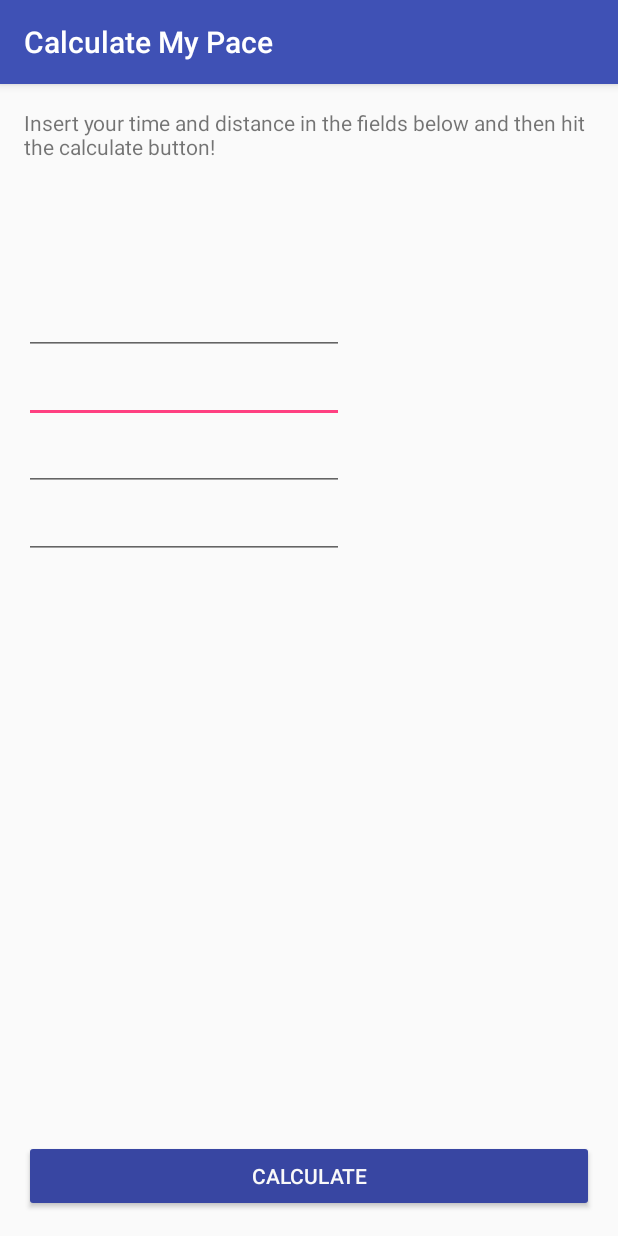
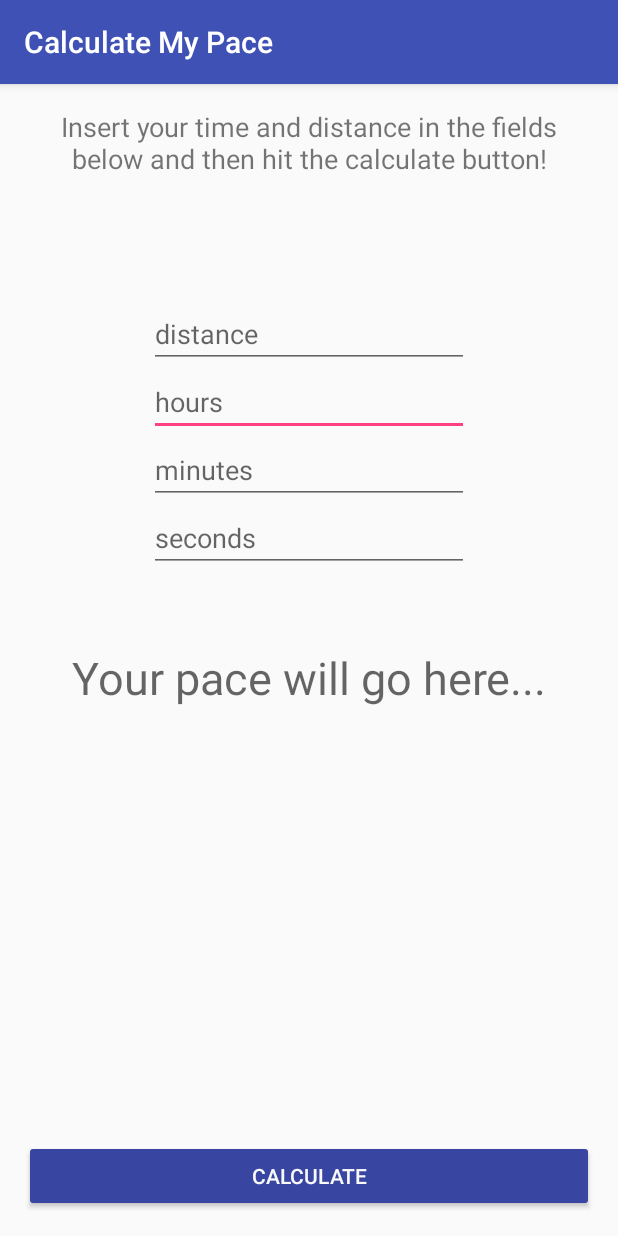
Before and after one commit to daviddalton/calculate-my-pace, an Android app: the screen it shows after launch (MainActivity), after a tap on "CALCULATE", on a phone screen of 412 x 824 dp. Run offline under Robolectric (Android 15) with nearby library versions, the phone set to English and light mode, and no system bars; 1 statement that could not run was skipped.

Commit message:
main activity

```diff
--- a/app/src/main/java/com/example/david/calculate_my_pace/MainActivity.java
+++ b/app/src/main/java/com/example/david/calculate_my_pace/MainActivity.java
@@ -2,14 +2,19 @@ package com.example.david.calculate_my_pace;
 
 import android.support.v7.app.AppCompatActivity;
 import android.os.Bundle;
+import android.text.format.DateUtils;
 import android.view.View;
 import android.widget.Button;
 import android.widget.EditText;
+import android.widget.TextView;
 
 public class MainActivity extends AppCompatActivity {
 
     EditText editMinutes;
     EditText editHours;
+    EditText editSeconds;
+    EditText editDistance;
+    TextView textPace;
 
     @Override
     protected void onCreate(Bundle savedInstanceState) {
@@ -17,19 +22,53 @@ public class MainActivity extends AppCompatActivity {
         setContentView(R.layout.activity_main);
         editMinutes = (EditText) findViewById(R.id.minutes);
         editHours = (EditText) findViewById(R.id.hours);
+        editSeconds = (EditText) findViewById(R.id.seconds);
+        editDistance = (EditText) findViewById(R.id.distance);
+        textPace = (TextView) findViewById(R.id.pace);
 
         Button button = (Button) findViewById(R.id.calculate_button);
         button.setOnClickListener(new View.OnClickListener() {
             @Override
             public void onClick(View view) {
-                calculate((Button) view);
+                calculate();
             }
 
         });
     }
 
-    public void calculate(Button button) {
-        editHours.setText(editMinutes.getText().toString());
+    public void calculate() {
+
+        int hours = 0;
+        int minutes = 0;
+        int seconds = 0;
+        int distance = 0;
+
+        if (!editSeconds.getText().toString().equals("")) {
+            seconds = Integer.parseInt(editSeconds.getText().toString());
+        }
+        if (!editHours.getText().toString().equals("")) {
+            hours = hoursToSeconds();
+        }
+        if (!editMinutes.getText().toString().equals("")) {
+            minutes = minutesToSeconds();
+        }
+        if (!editDistance.getText().toString().equals("")) {
+            distance = Integer.parseInt(editDistance.getText().toString());
+        }
+
+        int totalSeconds = hours + minutes + seconds;
+        int pace = totalSeconds / distance;
+        textPace.setText(DateUtils.formatElapsedTime(pace));
+    }
+
+    private int minutesToSeconds() {
+        int minutes = Integer.parseInt(editMinutes.getText().toString());
+        return minutes * 60;
+    }
+
+    private int hoursToSeconds() {
+        int hours = Integer.parseInt(editHours.getText().toString());
+        return hours * 3600;
     }
 
 }
--- a/app/src/main/res/layout/activity_main.xml
+++ b/app/src/main/res/layout/activity_main.xml
@@ -13,7 +13,9 @@
         android:layout_width="wrap_content"
         android:layout_height="wrap_content"
         android:text="Insert your time and distance in the fields below and then hit the calculate button!"
-        android:id="@+id/textView" />
+        android:id="@+id/textView"
+        android:textAlignment="center"
+        android:textSize="18dp" />
 
     <Button
         android:layout_width="wrap_content"
@@ -29,30 +31,33 @@
     <EditText
         android:layout_width="wrap_content"
         android:layout_height="wrap_content"
-        android:inputType="time"
+        android:inputType="number"
         android:ems="10"
         android:id="@+id/hours"
         android:layout_below="@+id/distance"
-        android:layout_alignStart="@+id/distance" />  <!-- This is the Hours -->
+        android:layout_alignStart="@+id/distance"
+        android:hint="hours"/>  <!-- This is the Hours -->
 
     <EditText
         android:layout_width="wrap_content"
         android:layout_height="wrap_content"
-        android:inputType="time"
+        android:inputType="number"
         android:ems="10"
         android:id="@+id/minutes"
         android:labelFor="@string/minutes"
         android:layout_below="@+id/hours"
-        android:layout_alignStart="@+id/hours" />  <!-- This is the minutes -->
+        android:layout_alignStart="@+id/hours"
+        android:hint="minutes"/>  <!-- This is the minutes -->
 
     <EditText
         android:layout_width="wrap_content"
         android:layout_height="wrap_content"
-        android:inputType="time"
+        android:inputType="number"
         android:ems="10"
         android:id="@+id/seconds"
         android:layout_below="@+id/minutes"
-        android:layout_alignStart="@+id/minutes" />  <!-- This is the seconds -->
+        android:layout_alignStart="@+id/minutes"
+        android:hint="seconds"/>  <!-- This is the seconds -->
 
     <EditText
         android:layout_width="wrap_content"
@@ -60,8 +65,23 @@
         android:inputType="numberDecimal"
         android:ems="10"
         android:id="@+id/distance"
-        android:layout_marginTop="84dp"
-        android:layout_below="@+id/textView" />  <!-- This is the distance -->
+        android:layout_marginTop="82dp"
+        android:hint="distance"
+        android:layout_below="@+id/textView"
+        android:layout_centerHorizontal="true" />  <!-- This is the distance -->
+
+    <TextView
+        android:layout_width="match_parent"
+        android:layout_height="match_parent"
+        android:id="@+id/pace"
+        android:layout_below="@+id/seconds"
+        android:hint="Your pace will go here..."
+        android:layout_marginTop="50dp"
+        android:layout_marginBottom="80dp"
+        android:layout_centerInParent="true"
+        android:textAlignment="center"
+        android:textSize="30dp" /> <!-- This is the pace -->
+
 
 
 
```
